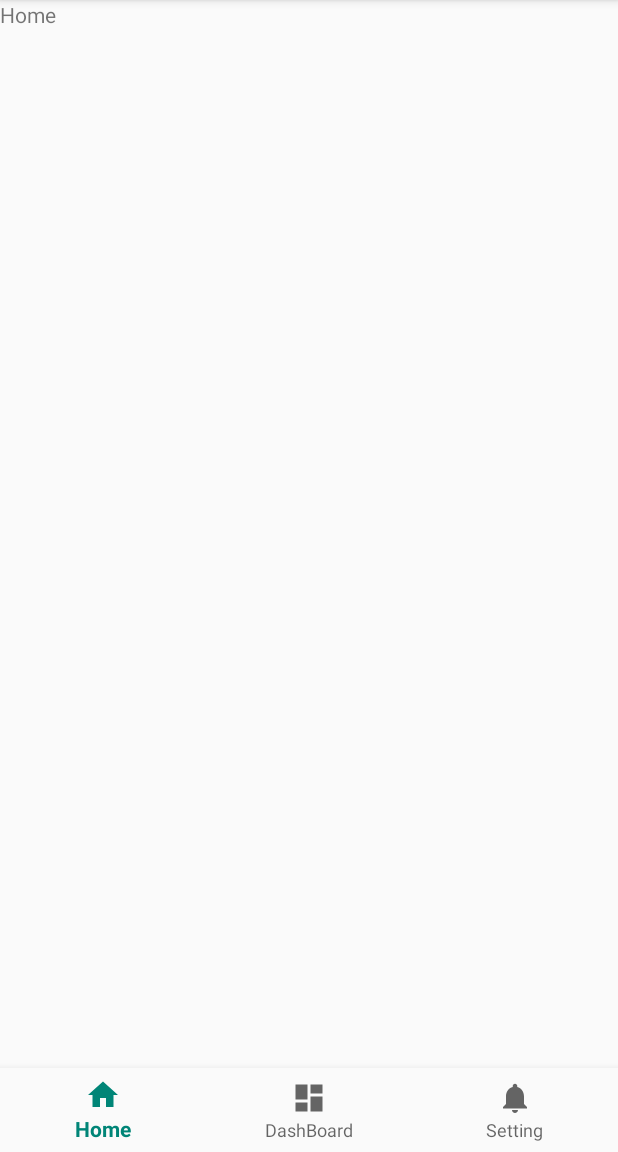
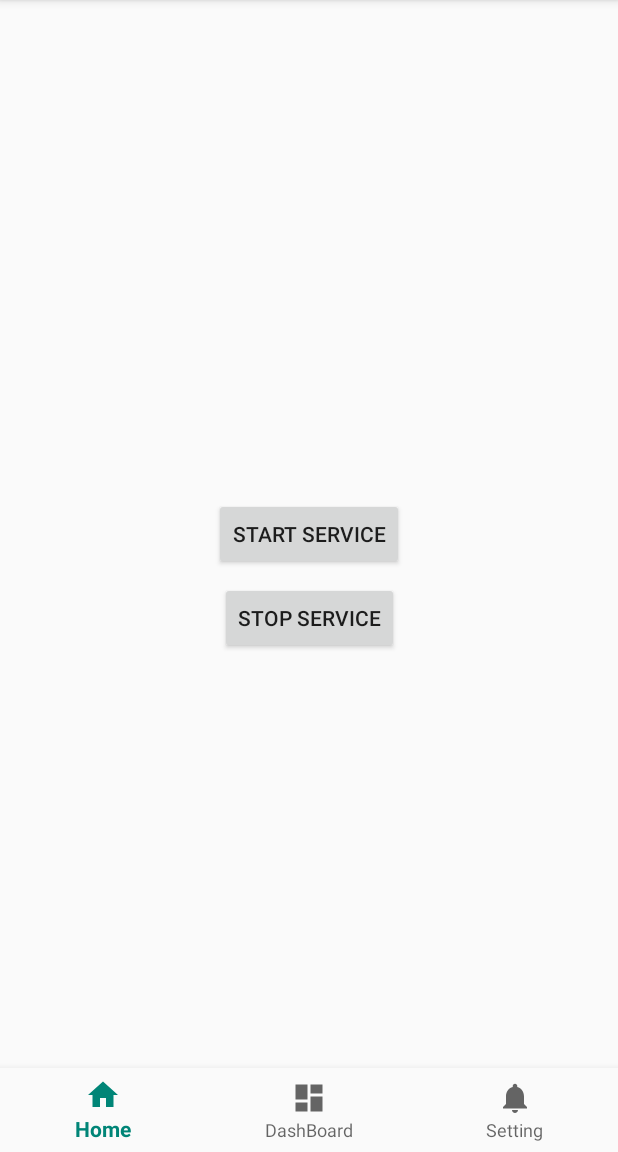
Before and after one commit to kminseop90/MyDrawer, an Android app: the screen it shows after launch (MainActivity), on a phone screen of 412 x 824 dp, the part 84-1236 px from its top. Run offline under Robolectric (Android 15) with nearby library versions, the phone set to English and light mode, and no system bars; our stand-ins replace data binding, navigation-ui; libraries missing offline, so code that uses them is left out: androidx.databinding.library, com.orhanobut.logger; 5 statements that could not run were skipped.

```diff
--- a/app/build.gradle
+++ b/app/build.gradle
@@ -50,4 +50,6 @@ dependencies {
     implementation "org.koin:koin-androidx-scope:$koin_version"
     implementation "org.koin:koin-androidx-viewmodel:$koin_version"
     implementation "org.koin:koin-androidx-ext:$koin_version"
+
+    implementation 'com.orhanobut:logger:2.2.0' //현재 최신버전
 }
--- a/app/src/main/AndroidManifest.xml
+++ b/app/src/main/AndroidManifest.xml
@@ -1,9 +1,8 @@
 <?xml version="1.0" encoding="utf-8"?>
 <manifest xmlns:android="http://schemas.android.com/apk/res/android"
-          xmlns:dist="http://schemas.android.com/apk/distribution"
           package="com.minseop.mydrawer">
 
-    <dist:module dist:instant="true"/>
+    <uses-permission android:name="android.permission.FOREGROUND_SERVICE"/>
 
     <application
             android:name=".MyDrawerApplication"
@@ -22,6 +21,8 @@
                 <category android:name="android.intent.category.LAUNCHER"/>
             </intent-filter>
         </activity>
+
+        <service android:name=".service.ClipboardService"/>
     </application>
 
 </manifest>
--- a/app/src/main/java/com/minseop/mydrawer/MyDrawerApplication.kt
+++ b/app/src/main/java/com/minseop/mydrawer/MyDrawerApplication.kt
@@ -3,6 +3,8 @@ package com.minseop.mydrawer
 import android.app.Application
 import android.content.Context
 import com.minseop.mydrawer.di.viewModelModule
+import com.orhanobut.logger.AndroidLogAdapter
+import com.orhanobut.logger.Logger
 import org.koin.android.ext.koin.androidContext
 import org.koin.android.ext.koin.androidLogger
 import org.koin.core.context.startKoin
@@ -20,6 +22,8 @@ class MyDrawerApplication: Application() {
             androidContext(this@MyDrawerApplication)
             modules(viewModelModule)
         }
+
+        Logger.addLogAdapter(AndroidLogAdapter())
         context = applicationContext
     }
 }
--- a/app/src/main/java/com/minseop/mydrawer/di/ViewModelModule.kt
+++ b/app/src/main/java/com/minseop/mydrawer/di/ViewModelModule.kt
@@ -1,6 +1,7 @@
 package com.minseop.mydrawer.di
 
 import com.minseop.mydrawer.viewmodel.DashBoardViewModel
+import com.minseop.mydrawer.viewmodel.HomeViewModel
 import com.minseop.mydrawer.viewmodel.MainActivityViewModel
 import org.koin.androidx.viewmodel.dsl.viewModel
 import org.koin.dsl.module
@@ -9,8 +10,6 @@ import org.koin.dsl.module
 val viewModelModule = module {
     viewModel { MainActivityViewModel() }
     viewModel { DashBoardViewModel() }
+    viewModel { HomeViewModel() }
 
 }
-
-val dashViewModelModule = module {
-}
--- a/app/src/main/java/com/minseop/mydrawer/ui/home/HomeFragment.kt
+++ b/app/src/main/java/com/minseop/mydrawer/ui/home/HomeFragment.kt
@@ -1,15 +1,36 @@
 package com.minseop.mydrawer.ui.home
 
-import android.os.Bundle
-import android.view.LayoutInflater
+import android.content.Intent
+import android.os.Build
 import android.view.View
-import android.view.ViewGroup
-import androidx.fragment.app.Fragment
 import com.minseop.mydrawer.R
+import com.minseop.mydrawer.databinding.FragmentHomeBinding
+import com.minseop.mydrawer.service.ClipboardService
+import com.minseop.mydrawer.ui.base.BaseFragment
+import com.minseop.mydrawer.viewmodel.HomeViewModel
 
-class HomeFragment: Fragment() {
+class HomeFragment: BaseFragment<FragmentHomeBinding, HomeViewModel>() {
 
-    override fun onCreateView(inflater: LayoutInflater, container: ViewGroup?, savedInstanceState: Bundle?): View? {
-        return inflater.inflate(R.layout.fragment_home, container, false)
+    override fun getViewModelCls(): Class<HomeViewModel> = HomeViewModel::class.java
+
+    override fun getLayoutId(): Int = R.layout.fragment_home
+
+    override fun initialize() {
+    }
+
+
+    fun onStartServiceClick(view: View) {
+        val intent = Intent(context, ClipboardService::class.java)
+        if(Build.VERSION.SDK_INT >= 26) {
+            context?.startForegroundService(intent)
+        } else {
+            context?.startService(intent)
+        }
+
+    }
+
+    fun onStopServiceClick(view: View) {
+        val intent = Intent(context, ClipboardService::class.java)
+        context?.stopService(intent)
     }
 }
--- a/app/src/main/res/layout/fragment_home.xml
+++ b/app/src/main/res/layout/fragment_home.xml
@@ -1,15 +1,36 @@
 <?xml version="1.0" encoding="utf-8"?>
+<layout
+        xmlns:android="http://schemas.android.com/apk/res/android"
+        xmlns:app="http://schemas.android.com/apk/res-auto">
+    <data>
+        <variable name="vm" type="com.minseop.mydrawer.viewmodel.HomeViewModel"/>
+        <variable name="fragment" type="com.minseop.mydrawer.ui.home.HomeFragment"/>
+    </data>
     <androidx.constraintlayout.widget.ConstraintLayout
-        xmlns:android="http://schemas.android.com/apk/res/android"
-        xmlns:app="http://schemas.android.com/apk/res-auto"
             android:layout_width="match_parent"
             android:layout_height="match_parent">
 
-    <TextView
-            android:text="@string/title_home"
+        <Button
+                android:id="@+id/bt_start_service"
+                android:text="Start Service"
+                app:layout_constraintTop_toTopOf="parent"
+                app:layout_constraintBottom_toBottomOf="parent"
                 app:layout_constraintLeft_toLeftOf="parent"
-            app:layout_constraintTop_toTopOf="parent"
+                app:layout_constraintRight_toRightOf="parent"
+                android:onClick="@{fragment::onStartServiceClick}"
+                android:layout_width="wrap_content"
+                android:layout_height="wrap_content"/>
+
+        <Button
+                android:layout_marginTop="8dp"
+                android:id="@+id/bt_stop_service"
+                android:text="Stop Service"
+                app:layout_constraintTop_toBottomOf="@id/bt_start_service"
+                app:layout_constraintLeft_toLeftOf="parent"
+                app:layout_constraintRight_toRightOf="parent"
+                android:onClick="@{fragment::onStopServiceClick}"
                 android:layout_width="wrap_content"
                 android:layout_height="wrap_content"/>
 
     </androidx.constraintlayout.widget.ConstraintLayout>
+</layout>
```
Also changed, not shown: app/src/main/java/com/minseop/mydrawer/service/ClipboardService.kt (added, +62 -0 lines), app/src/main/java/com/minseop/mydrawer/util/ClipboardUtils.kt (added, +19 -0 lines), app/src/main/java/com/minseop/mydrawer/viewmodel/HomeViewModel.kt (added, +7 -0 lines), app/src/main/res/drawable-mdpi/ic_launcher.png (added), app/src/main/res/drawable/ic_launcher.png (added). Lines whose indentation alone changed are shown as unchanged.
